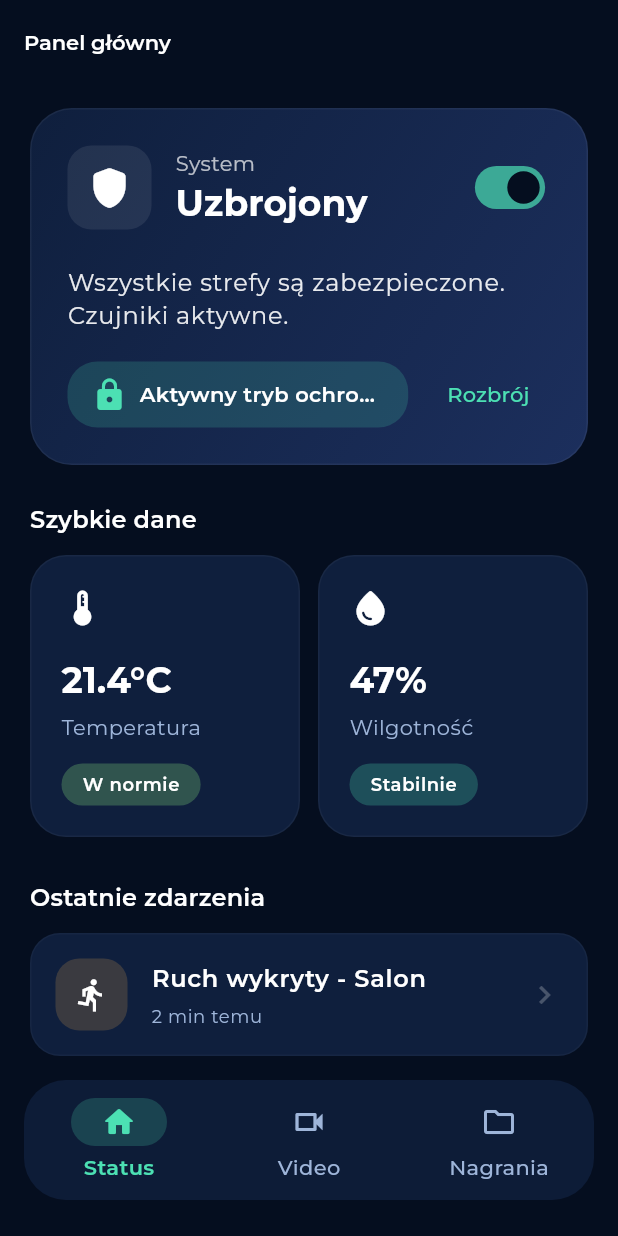
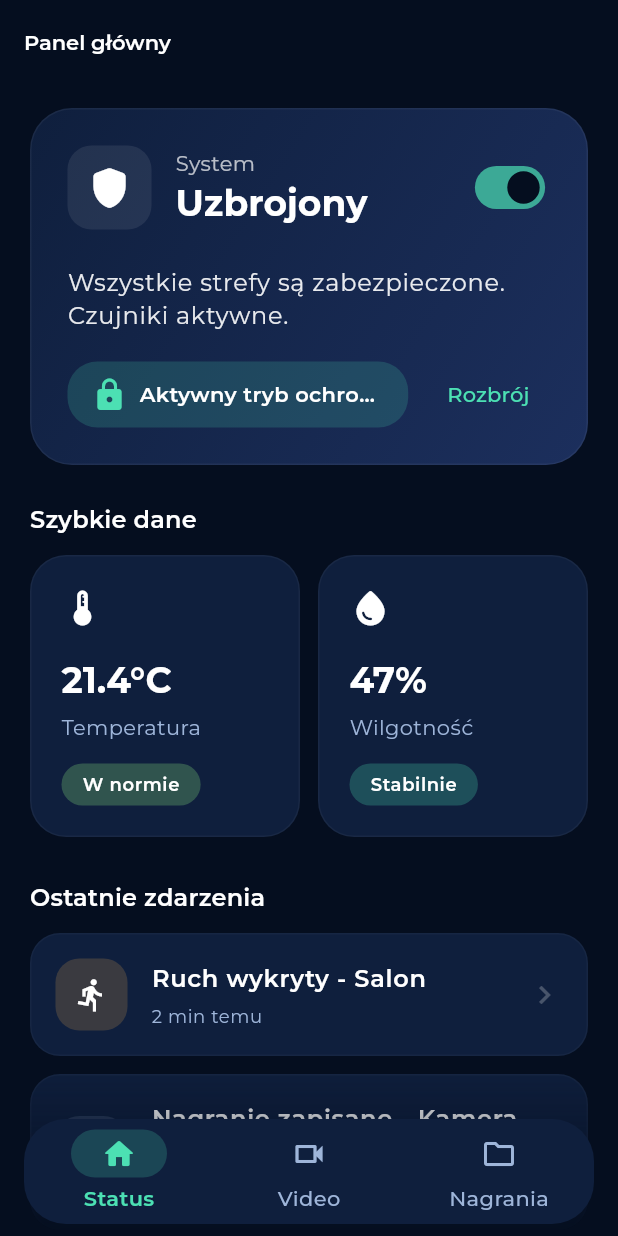
Before and after one commit to K1taSun/Inteligentny_System_Biezpieczenstwa_Dla_Domu, a Flutter app: the MainScreen screen opened directly, on a phone screen of 412 x 824 dp. Run offline on Flutter 3.47's test engine with Material 3 defaults, Android fonts, the phone set to English and light mode, and no system bars; our stand-ins replace google_fonts, google_sign_in, shared_preferences, video_player; missing offline and left inert: googleapis; accounts and stored records are empty.

Commit message:
Enhance main shell UI with gradient and nav bar tweaks

```diff
--- a/app_IOS_Android/phoneapp/lib/screens/main_shell.dart
+++ b/app_IOS_Android/phoneapp/lib/screens/main_shell.dart
@@ -33,6 +33,21 @@
         title: Text(_titles[_selectedIndex]),
       ),
       body: SafeArea(
+        bottom: false,
+        child: ShaderMask(
+          shaderCallback: (Rect bounds) {
+            return const LinearGradient(
+              begin: Alignment.topCenter,
+              end: Alignment.bottomCenter,
+              colors: [
+                Colors.white,
+                Colors.white,
+                Colors.transparent,
+              ],
+              stops: [0.0, 0.85, 1.0],
+            ).createShader(bounds);
+          },
+          blendMode: BlendMode.dstIn,
           child: AnimatedSwitcher(
             duration: const Duration(milliseconds: 300),
             transitionBuilder: (child, animation) => FadeTransition(
@@ -41,19 +56,28 @@
             ),
             child: Padding(
               key: ValueKey(_selectedIndex),
-            padding: const EdgeInsets.symmetric(horizontal: 20, vertical: 16),
+              padding: const EdgeInsets.only(left: 20, right: 20, top: 16, bottom: 0),
               child: _screens[_selectedIndex],
             ),
           ),
         ),
-      bottomNavigationBar: Padding(
-        padding: const EdgeInsets.fromLTRB(16, 0, 16, 24),
+      ),
+      bottomNavigationBar: SafeArea(
+        child: Padding(
+          padding: const EdgeInsets.fromLTRB(16, 0, 16, 8),
           child: ClipRRect(
             borderRadius: BorderRadius.circular(28),
             child: NavigationBar(
+
+              backgroundColor: Theme.of(context).colorScheme.surface,
+              surfaceTintColor: Colors.transparent,
+              shadowColor: Colors.black26,
+              elevation: 3,
+
               selectedIndex: _selectedIndex,
               onDestinationSelected: (index) => setState(() => _selectedIndex = index),
               labelBehavior: NavigationDestinationLabelBehavior.alwaysShow,
+              height: 70,
               destinations: const [
                 NavigationDestination(
                   icon: Icon(Icons.home_outlined),
@@ -74,6 +98,7 @@
             ),
           ),
         ),
+      ),
     );
   }
 }
--- a/app_IOS_Android/phoneapp/lib/screens/status_screen.dart
+++ b/app_IOS_Android/phoneapp/lib/screens/status_screen.dart
@@ -84,6 +84,8 @@
           ),
           const SizedBox(height: 12),
           ..._events.map((event) => _EventTile(event: event)),
+
+          const SizedBox(height: 110),
         ],
       ),
     );
```
Lines whose indentation alone changed are shown as unchanged.
